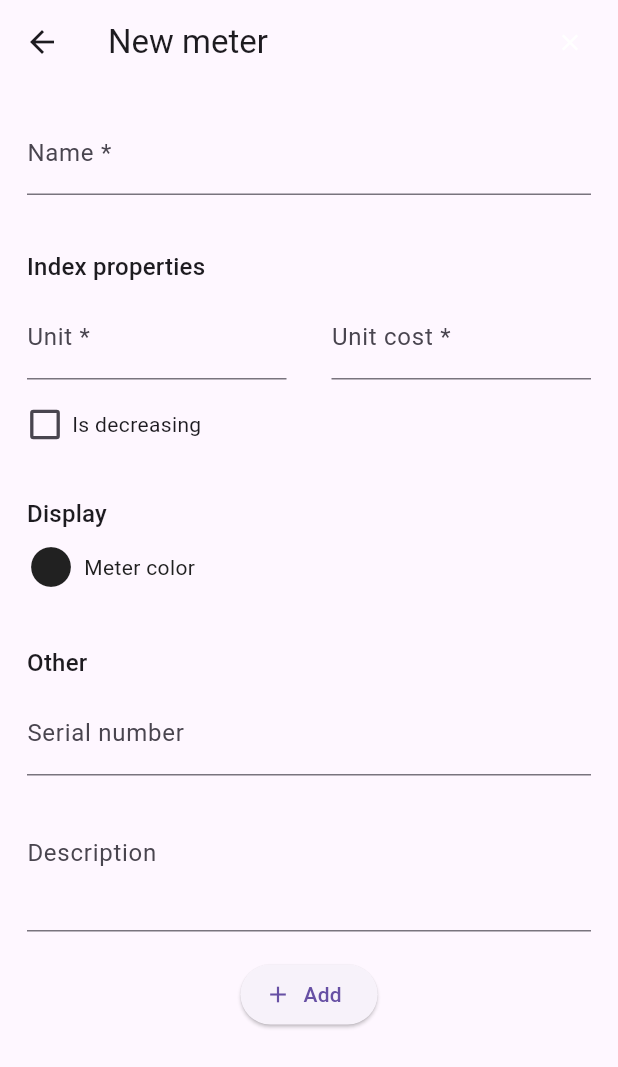
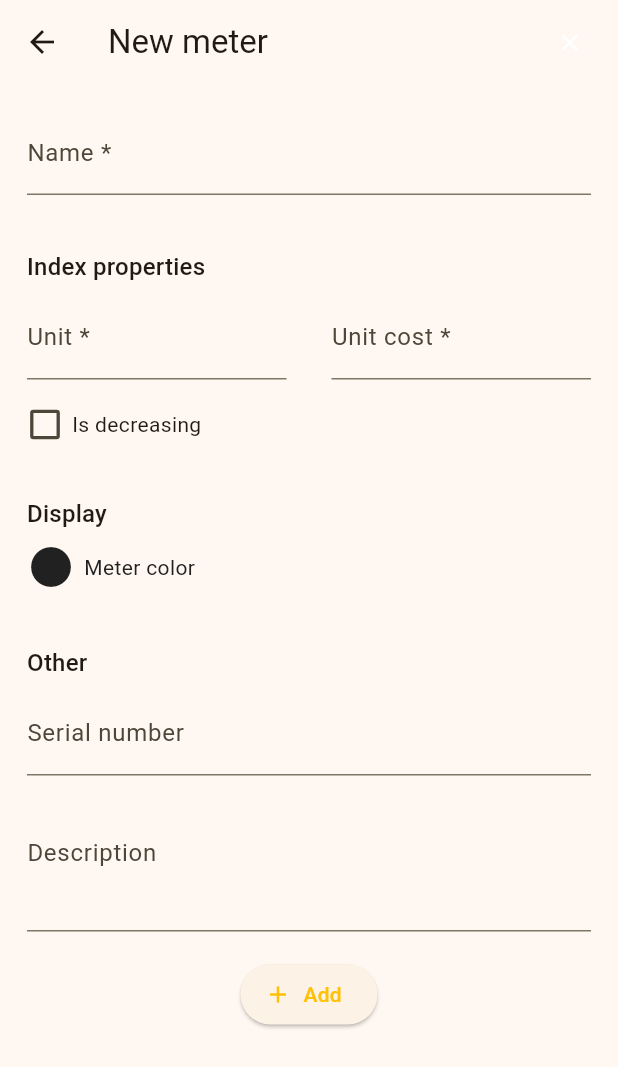
Before and after one commit to sebMathieu/home-metering, a Flutter app: the screen it shows after launch, after a tap on the "arrow left" icon, after a tap on the "arrow right" icon, after a tap on "Add meter", on a phone screen of 412 x 824 dp. Shown: the top 1067 px of the screen. Run offline on Flutter 3.47's test engine with Material 3 defaults, Android fonts, the phone set to English and light mode, and no system bars; our stand-ins replace cross_file, csv, file_picker, flutter_colorpicker, share_plus, sqflite and 1 more; accounts and stored records are empty; generated files the repository leaves out were written again.

Commit message:
chore: Material update

```diff
--- a/home_metering/lib/controller/meter_reading_controller.dart
+++ b/home_metering/lib/controller/meter_reading_controller.dart
@@ -106,7 +106,7 @@ Future<void> deleteMeterReading(MeterReading meterReading) async {
 Future<MeterReading> updateMeterReading(MeterReading meterReading, DateTime previousDateTime) async {
   var db = getDatabase();
 
-  var response = await db.update(
+  await db.update(
     meterReadingTableName,
     convertMeterReadingToMap(meterReading),
     conflictAlgorithm: ConflictAlgorithm.replace,
--- a/home_metering/lib/main.dart
+++ b/home_metering/lib/main.dart
@@ -29,7 +29,8 @@ class MyApp extends StatelessWidget {
       localizationsDelegates: AppLocalizations.localizationsDelegates,
       supportedLocales: AppLocalizations.supportedLocales,
       theme: ThemeData(
-        primarySwatch: Colors.amber,
+          colorScheme: ColorScheme.fromSeed(
+              seedColor: Colors.amber, primary: Colors.amber),
       ),
       home: const HomePageView(),
     );
--- a/home_metering/lib/views/edit_meter_view.dart
+++ b/home_metering/lib/views/edit_meter_view.dart
@@ -78,7 +78,7 @@ class _EditMeterViewState extends State<EditMeterView> {
         content: SingleChildScrollView(
           child: ColorPicker(
             pickerColor: pickerColor ?? widget.defaultColor,
-            onColorChanged: (value) => setState(() => {pickerColor = value}),
+            onColorChanged: (value) => setState(() => pickerColor = value),
             colorHistory: const [defaultMeterColor, Colors.pink, Colors.blue, Colors.green, Colors.orange, Colors.deepOrange, Colors.purple, Colors.deepPurple],
           ),
         ),
--- a/home_metering/lib/widgets/all_meters_analysis_widget.dart
+++ b/home_metering/lib/widgets/all_meters_analysis_widget.dart
@@ -249,7 +249,7 @@ class _AllMetersAnalysisWidgetState extends State<AllMetersAnalysisWidget> {
   Widget _buildMetersNavigation(BuildContext context,
       AllMetersAnalysisComputation allMetersAnalysisComputation) {
     if (allMetersAnalysisComputation.meters.isEmpty) {
-      return Column(children: const [
+      return const Column(children: [
         SizedBox(
           height: defaultMargin,
         ),
```
Also changed, not shown: home_metering/pubspec.yaml (+5 -4 lines), home_metering/pubspec.lock, 2 other files.
